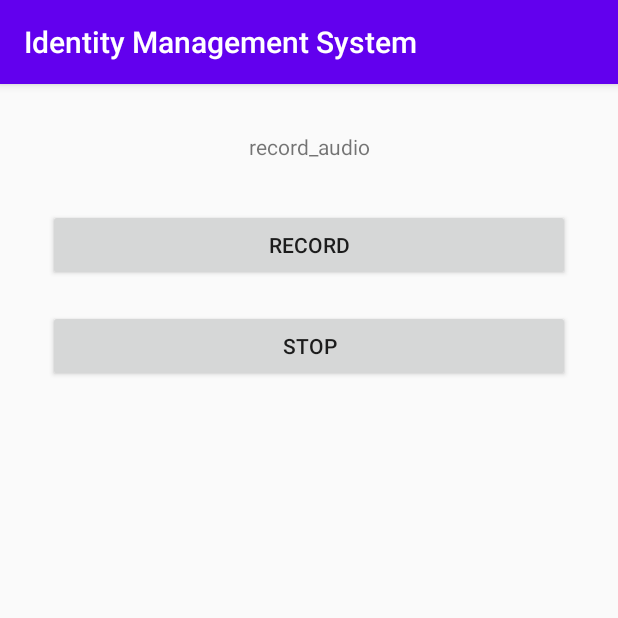
After one commit to flexerblex/IDM, an Android app: the RecordOrg screen opened directly, with no data from a screen before it, on a phone screen of 412 x 824 dp, the top half of it. The commit adds this screen. Run offline under Robolectric (Android 15) with nearby library versions, the phone set to English and light mode, and no system bars.

Commit message:
voice to text

```diff
--- a/app/build.gradle
+++ b/app/build.gradle
@@ -27,6 +27,8 @@ android {
             }
         }
     }
+
+    android.ndkVersion "21.0.6113669"
 }
 
 dependencies {
--- a/app/src/main/java/idm/idm/LoginActivity.java
+++ b/app/src/main/java/idm/idm/LoginActivity.java
@@ -47,7 +47,8 @@ import java.io.IOException;
 import idm.idm.servercom.FaceRecognizer;
 import idm.idm.servercom.Server;
 
-public class LoginActivity extends AppCompatActivity implements CameraBridgeViewBase.CvCameraViewListener2  {
+public class LoginActivity extends AppCompatActivity implements CameraBridgeViewBase.CvCameraViewListener2
+ {
 
     private EditText Name;
     private EditText Password;
--- /dev/null
+++ b/app/src/main/java/idm/idm/RecordOrg.java
@@ -0,0 +1,106 @@
+package idm.idm;
+
+import androidx.annotation.NonNull;
+import androidx.appcompat.app.AppCompatActivity;
+import androidx.core.app.ActivityCompat;
+import androidx.core.content.ContextCompat;
+
+import android.Manifest;
+import android.content.pm.PackageManager;
+import android.media.MediaPlayer;
+import android.media.MediaRecorder;
+import android.os.Bundle;
+import android.os.Environment;
+import android.view.View;
+import android.widget.Button;
+import android.widget.Toast;
+
+import java.io.IOException;
+import java.util.UUID;
+
+public class RecordOrg extends AppCompatActivity {
+
+    Button StartRecording, StopRecording;
+    String pathSave = "";
+    MediaRecorder mediaRecorder;
+
+    final int REQUEST_PERMISSION_CODE = 786;
+
+    @Override
+    protected void onCreate(Bundle savedInstanceState) {
+        super.onCreate(savedInstanceState);
+        setContentView(R.layout.activity_record_audio);
+
+        if (checkPermission()) requestPermission();
+        StartRecording = findViewById(R.id.button);
+        StopRecording = findViewById(R.id.button2);
+
+        StartRecording.setOnClickListener(new View.OnClickListener() {
+            @Override
+            public void onClick(View v) {
+
+                if (checkPermission()) {
+                    pathSave = Environment.getExternalStorageDirectory().getAbsolutePath() + "/" + UUID.randomUUID().toString() + "_audio_record.3gp"; // TODO Change the uer id
+                    setupMediaRecorder();
+                    try {
+                        mediaRecorder.prepare();
+                        mediaRecorder.start();
+                    } catch (Exception e) {
+                        e.printStackTrace();
+                    }
+                    Toast.makeText(RecordOrg.this, "Recording Started...", Toast.LENGTH_SHORT).show();
+
+                } else {
+                    requestPermission();
+                }
+            }
+        });
+
+        StopRecording.setOnClickListener(new View.OnClickListener() {
+            @Override
+            public void onClick(View v) {
+                mediaRecorder.stop();
+                StopRecording.setEnabled(false);
+            }
+        });
+
+
+    }
+
+    private void setupMediaRecorder() {
+        mediaRecorder = new MediaRecorder();
+        mediaRecorder.setAudioSource(MediaRecorder.AudioSource.MIC);
+        mediaRecorder.setOutputFormat(MediaRecorder.OutputFormat.THREE_GPP);
+        mediaRecorder.setAudioEncoder(MediaRecorder.OutputFormat.AMR_NB);
+        mediaRecorder.setOutputFile(pathSave);
+    }
+
+    @Override
+    public void onRequestPermissionsResult(int requestCode, @NonNull String[] permissions, @NonNull int[] grantResults) {
+        super.onRequestPermissionsResult(requestCode, permissions, grantResults);
+
+        if (requestCode == REQUEST_PERMISSION_CODE) {
+            if (grantResults.length > 0 && grantResults[0] == PackageManager.PERMISSION_GRANTED) {
+                Toast.makeText(this, "Permission Granted!", Toast.LENGTH_SHORT).show();
+            } else {
+                Toast.makeText(this, "Permission Denied!", Toast.LENGTH_SHORT).show();
+            }
+        }
+
+    }
+
+    private void requestPermission() {
+        ActivityCompat.requestPermissions(this, new String[]{
+                Manifest.permission.WRITE_EXTERNAL_STORAGE,
+                Manifest.permission.RECORD_AUDIO
+        }, REQUEST_PERMISSION_CODE);
+    }
+
+    private boolean checkPermission() {
+        int writeInternalStorageResult = ContextCompat.checkSelfPermission(this, Manifest.permission.WRITE_EXTERNAL_STORAGE);
+        int recordAudioResult = ContextCompat.checkSelfPermission(this, Manifest.permission.RECORD_AUDIO);
+        return writeInternalStorageResult == PackageManager.PERMISSION_GRANTED &&
+                recordAudioResult == PackageManager.PERMISSION_GRANTED;
+    }
+
+}
--- /dev/null
+++ b/app/src/main/res/layout/activity_record_audio.xml
@@ -0,0 +1,46 @@
+<?xml version="1.0" encoding="utf-8"?>
+<androidx.constraintlayout.widget.ConstraintLayout xmlns:android="http://schemas.android.com/apk/res/android"
+    xmlns:app="http://schemas.android.com/apk/res-auto"
+    xmlns:tools="http://schemas.android.com/tools"
+    android:layout_width="match_parent"
+    android:layout_height="match_parent"
+    tools:context=".RecordAudioActivity">
+
+    <Button
+        android:id="@+id/button2"
+        android:layout_width="0dp"
+        android:layout_height="wrap_content"
+        android:layout_marginTop="19dp"
+        android:text="stop"
+        app:layout_constraintEnd_toEndOf="@+id/button"
+        app:layout_constraintStart_toStartOf="@+id/button"
+        app:layout_constraintTop_toBottomOf="@+id/button" />
+
+    <Button
+        android:id="@+id/button"
+        android:layout_width="0dp"
+        android:layout_height="wrap_content"
+        android:layout_marginStart="32dp"
+        android:layout_marginTop="32dp"
+        android:layout_marginEnd="32dp"
+        android:text="record"
+        app:layout_constraintEnd_toEndOf="parent"
+        app:layout_constraintStart_toStartOf="parent"
+        app:layout_constraintTop_toBottomOf="@+id/textView2" />
+
+    <TextView
+        android:id="@+id/textView2"
+        android:layout_width="wrap_content"
+        android:layout_height="wrap_content"
+        android:layout_marginTop="32dp"
+        android:text="record_audio"
+        app:layout_constraintBottom_toTopOf="@+id/button"
+        app:layout_constraintEnd_toEndOf="parent"
+        app:layout_constraintStart_toStartOf="parent"
+        app:layout_constraintTop_toTopOf="parent" />
+
+
+
+
+
+</androidx.constraintlayout.widget.ConstraintLayout>
```
Also changed, not shown: app/src/main/AndroidManifest.xml (+8 -0 lines), app/src/main/java/idm/idm/HomeActivity.java (+10 -0 lines), app/src/main/java/idm/idm/RecordAudioActivity.java (added, +231 -0 lines), app/src/main/java/idm/idm/VoiceRecognitionActivity.java (added, +208 -0 lines), app/src/main/res/layout/activity_home.xml (+38 -1 lines), app/src/main/res/layout/activity_voice_recognition.xml (added, +47 -0 lines), 152 other files.
